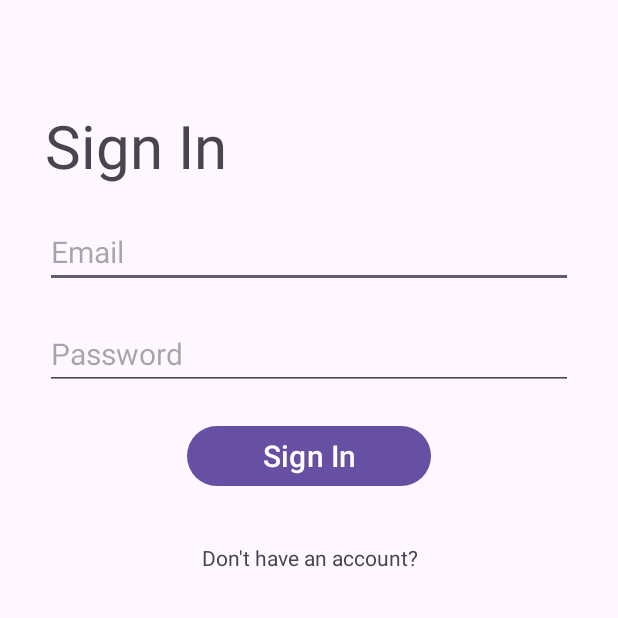
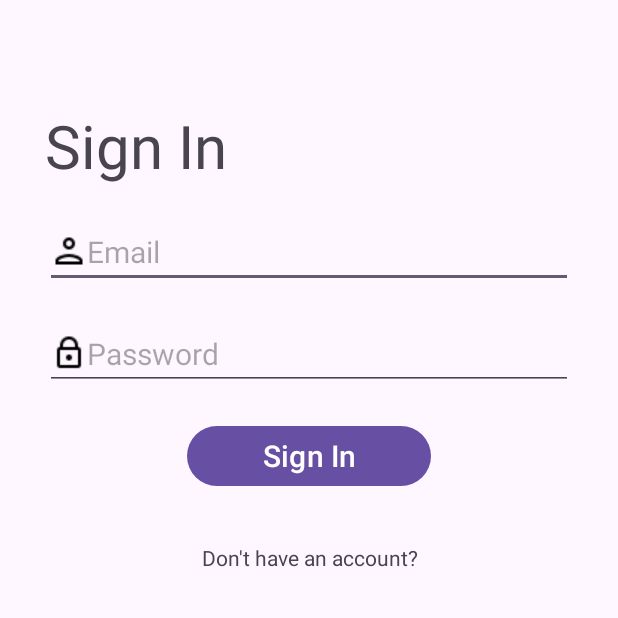
Before and after one commit to poppinpigeon/kcu, an Android app: the screen it shows after launch (MainActivity), on a phone screen of 412 x 824 dp, the top half of it. Run offline under Robolectric (Android 15) with nearby library versions, the phone set to English and light mode, and no system bars; our stand-ins replace Firebase (no records; nobody signed in at launch, a user with empty details on screens opened directly).

```diff
--- a/app/src/main/res/layout/activity_main.xml
+++ b/app/src/main/res/layout/activity_main.xml
@@ -17,21 +17,27 @@
         android:text="Sign In" />
 
     <EditText
+        android:id="@+id/editText_email_login"
+        android:inputType="textEmailAddress"
         android:layout_width="match_parent"
         android:layout_height="wrap_content"
         android:layout_marginLeft="30dp"
         android:layout_marginRight="30dp"
         android:layout_marginTop="20dp"
         android:textSize="20sp"
+        android:drawableLeft="@drawable/icons8_user_24"
         android:hint="Email"/>
 
     <EditText
+        android:id="@+id/editText_password_login"
+        android:inputType="textPassword"
         android:layout_width="match_parent"
         android:layout_height="wrap_content"
         android:layout_marginLeft="30dp"
         android:layout_marginRight="30dp"
         android:layout_marginTop="20dp"
         android:textSize="20sp"
+        android:drawableLeft="@drawable/icons8_lock_24"
         android:hint="Password"/>
 
     <Button
@@ -42,7 +48,8 @@
         android:layout_marginTop="20dp"
         android:paddingHorizontal="50dp"
         android:textSize="20sp"
-        android:text="Sign In" />
+        android:text="Sign In"
+        android:onClick="onClickButtonSignIn"/>
 
     <TextView
         android:id="@+id/textView_register"
@@ -54,4 +61,12 @@
         android:text="Don't have an account?"
         android:clickable="true"
         android:onClick="onClickTextRegister"/>
+
+    <ProgressBar
+        android:id="@+id/progressBar_signIn"
+        android:layout_width="wrap_content"
+        android:layout_height="wrap_content"
+        android:layout_gravity="center"
+        android:layout_marginTop="20dp"
+        android:visibility="gone"/>
 </LinearLayout>
```
Also changed, not shown: app/src/main/java/com/cs407/badgerroomie/MainActivity.java (+55 -0 lines), app/src/main/res/drawable/icons8_lock_24.png (added), app/src/main/res/drawable/icons8_user_24.png (added).
